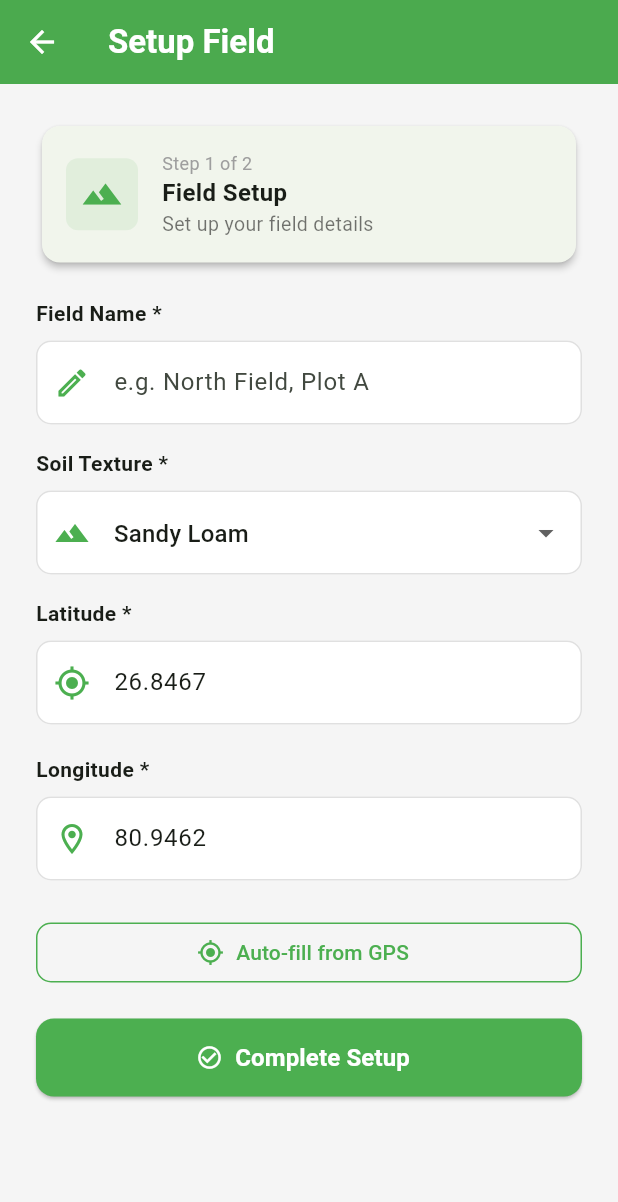
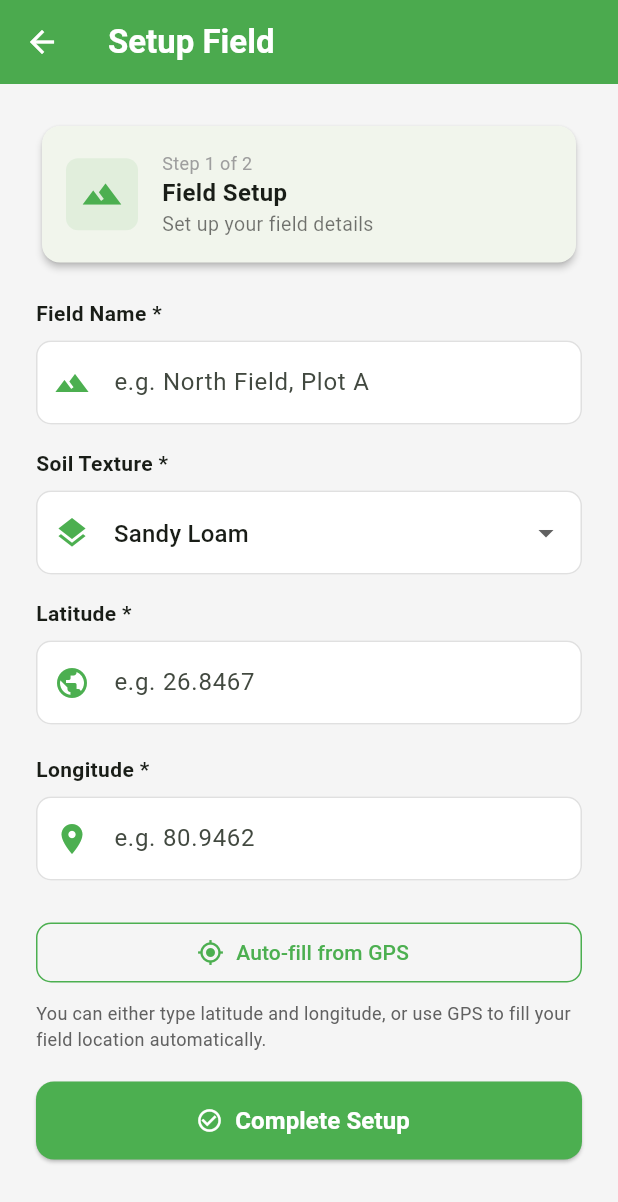
Before and after one commit to anujb1212/wusn, a Flutter app: the screen it shows after launch, after a tap on the "add" icon, after a tap on the "add location alt" icon, on a phone screen of 412 x 824 dp. Shown: the top 1202 px of the screen. Run offline on Flutter 3.47's test engine with Material 3 defaults, Android fonts, the phone set to English and light mode, and no system bars; our stand-ins replace flutter_dotenv, geolocator, shared_preferences; missing offline and left inert: mqtt_client; network calls fail.

Commit message:
some minor app changes

```diff
--- a/mobile_app/lib/screens/dashboard_screen.dart
+++ b/mobile_app/lib/screens/dashboard_screen.dart
@@ -159,14 +159,16 @@ class _DashboardScreenState extends State<DashboardScreen> {
           appBar: AppBar(
             title: Text(
               _t('appTitle'),
-              style: const TextStyle(fontWeight: FontWeight.bold),
+              maxLines: 1,
+              overflow: TextOverflow.ellipsis,
+              style: const TextStyle(fontWeight: FontWeight.w600, fontSize: 18),
             ),
             backgroundColor: const Color(0xFF4CAF50),
             foregroundColor: Colors.white,
             elevation: 2,
             actions: [
               Padding(
-                padding: const EdgeInsets.only(right: 12),
+                padding: const EdgeInsets.only(right: 8),
                 child: () {
                   final state = provider.connectionStateLabel;
                   switch (state) {
--- a/mobile_app/lib/screens/field_setup_screen.dart
+++ b/mobile_app/lib/screens/field_setup_screen.dart
@@ -13,8 +13,8 @@ class FieldSetupScreen extends StatefulWidget {
 class _FieldSetupScreenState extends State<FieldSetupScreen> {
   final _formKey = GlobalKey<FormState>();
   final _fieldNameController = TextEditingController();
-  final _latController = TextEditingController(text: '26.8467');
-  final _lngController = TextEditingController(text: '80.9462');
+  final _latController = TextEditingController();
+  final _lngController = TextEditingController();
 
   String _soilTexture = 'SANDY_LOAM';
   bool _isLoading = false;
@@ -188,7 +188,7 @@ class _FieldSetupScreenState extends State<FieldSetupScreen> {
                 controller: _fieldNameController,
                 decoration: _inputDecoration(
                   hint: 'e.g. North Field, Plot A',
-                  icon: Icons.edit_outlined,
+                  icon: Icons.landscape,
                 ),
                 validator: (v) => (v == null || v.trim().isEmpty)
                     ? 'Field name is required'
@@ -203,7 +203,7 @@ class _FieldSetupScreenState extends State<FieldSetupScreen> {
                 initialValue: _soilTexture,
                 decoration: _inputDecoration(
                   hint: 'Select soil type',
-                  icon: Icons.terrain,
+                  icon: Icons.layers,
                 ),
                 items: _soilOptions
                     .map((o) => DropdownMenuItem<String>(
@@ -224,7 +224,7 @@ class _FieldSetupScreenState extends State<FieldSetupScreen> {
                     decimal: true, signed: true),
                 decoration: _inputDecoration(
                   hint: 'e.g. 26.8467',
-                  icon: Icons.my_location,
+                  icon: Icons.public,
                 ),
                 validator: (v) {
                   if (v == null || v.trim().isEmpty) return 'Required';
@@ -246,7 +246,7 @@ class _FieldSetupScreenState extends State<FieldSetupScreen> {
                     decimal: true, signed: true),
                 decoration: _inputDecoration(
                   hint: 'e.g. 80.9462',
-                  icon: Icons.location_on_outlined,
+                  icon: Icons.location_on,
                 ),
                 validator: (v) {
                   if (v == null || v.trim().isEmpty) return 'Required';
@@ -283,6 +283,14 @@ class _FieldSetupScreenState extends State<FieldSetupScreen> {
                     shape: RoundedRectangleBorder(
                         borderRadius: BorderRadius.circular(10)),
                   ),
+                ),
+              ),
+              const SizedBox(height: 8),
+              Text(
+                'You can either type latitude and longitude, or use GPS to fill your field location automatically.',
+                style: TextStyle(
+                  fontSize: 12,
+                  color: Colors.grey.shade700,
                 ),
               ),
               const SizedBox(height: 16),
--- a/mobile_app/lib/screens/fields_list_screen.dart
+++ b/mobile_app/lib/screens/fields_list_screen.dart
@@ -26,13 +26,13 @@ class FieldsListScreen extends StatelessWidget {
           ),
           backgroundColor: const Color(0xFFF5F5F5),
           body: fields.isEmpty
-              ? Center(
+              ? const Center(
                   child: Padding(
-                    padding: const EdgeInsets.all(24),
+                    padding: EdgeInsets.all(24),
                     child: Text(
                       'No fields created yet.\nAdd a field from the dashboard to see it here.',
                       textAlign: TextAlign.center,
-                      style: const TextStyle(
+                      style: TextStyle(
                         fontSize: 16,
                         color: Colors.grey,
                       ),
--- a/mobile_app/lib/services/mqtt_service.dart
+++ b/mobile_app/lib/services/mqtt_service.dart
@@ -1,5 +1,6 @@
 import 'dart:async';
 import 'dart:convert';
+import 'dart:io';
 
 import 'package:flutter/foundation.dart';
 import 'package:mqtt_client/mqtt_client.dart';
@@ -32,8 +33,7 @@ class MqttService {
   bool get isConnected => _isConnected;
 
   void _log(String msg) {
-    // Avoid noisy logs in release.
-    if (kDebugMode) debugPrint(msg);
+    debugPrint('[MQTT] $msg');
   }
 
   Future<bool> connect() async {
@@ -57,7 +57,13 @@ class MqttService {
     client.port = port;
     client.secure = true;
     client.keepAlivePeriod = 60;
-    client.logging(on: false);
+    client.logging(on: true);
+
+    client.securityContext = SecurityContext.defaultContext;
+    client.onBadCertificate = (cert) {
+      _log('Bad certificate received: ${cert.subject}');
+      return true;
+    };
 
     // Let mqtt_client handle reconnects.
     client.autoReconnect = true;
@@ -87,8 +93,10 @@ class MqttService {
     try {
       _log('Connecting to MQTT: $host:$port');
       await client.connect();
-    } catch (e) {
+      _log('Post-connect status: ${client.connectionStatus}');
+    } catch (e, st) {
       _log('MQTT connection error: $e');
+      _log('Stack: $st');
       _setConnected(false);
       _connectInFlight = false;
       try {
```
